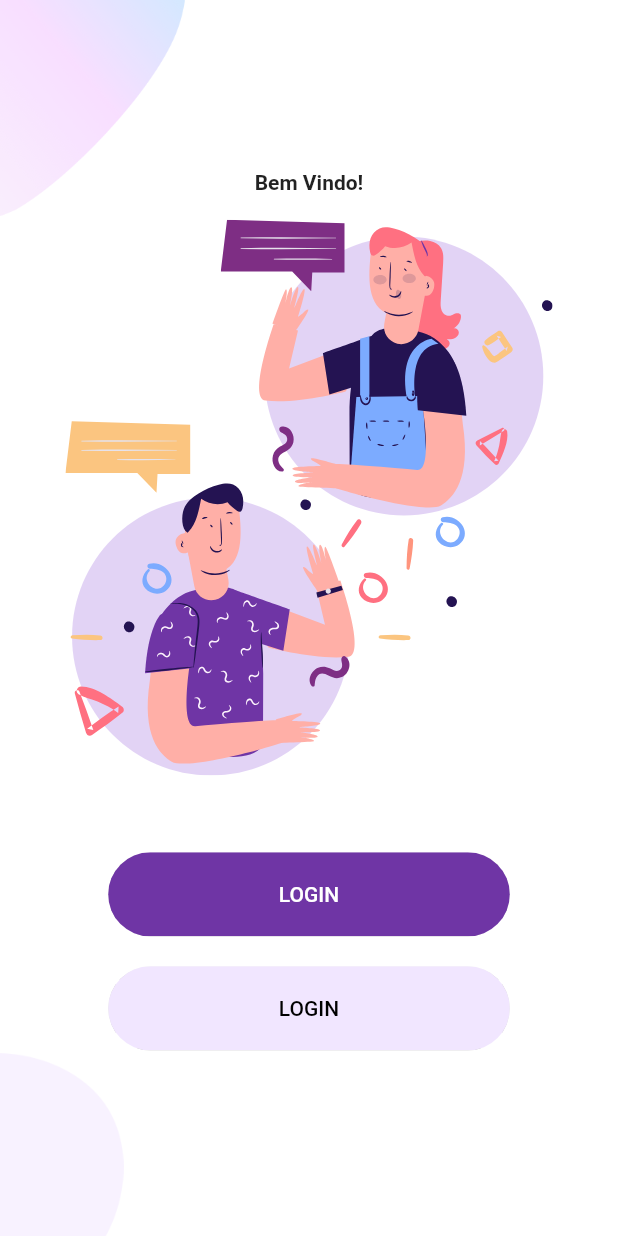
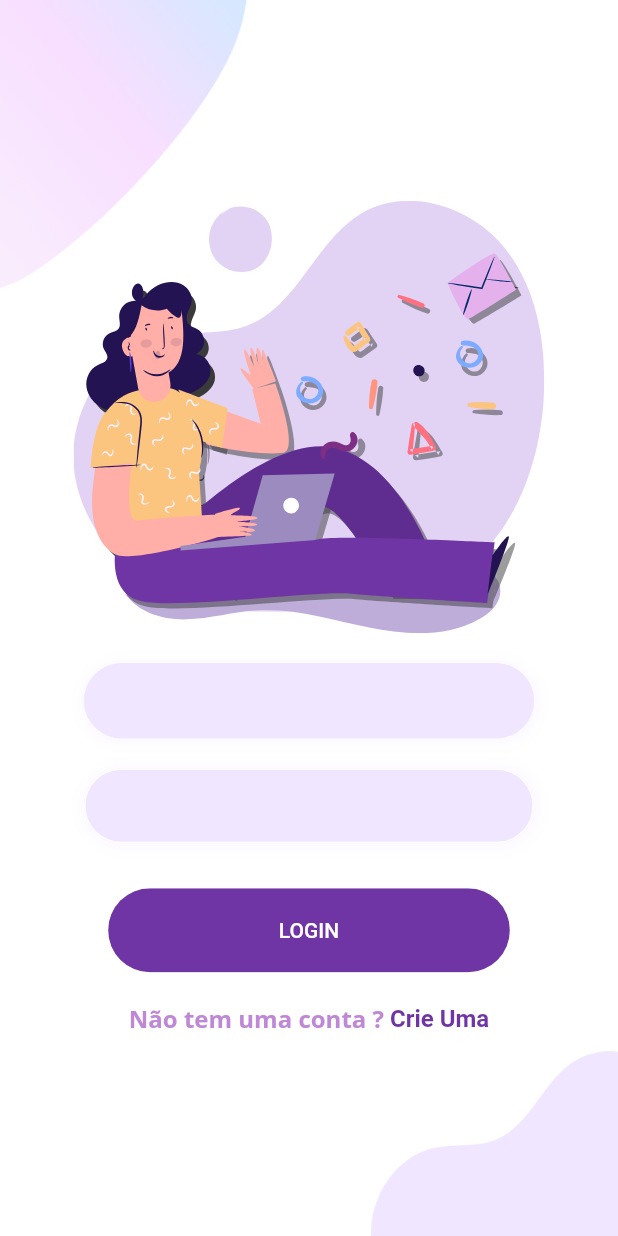
Before and after one commit to JoaoRenato2/QuizApp-Flutter, a Flutter app: the screen it shows after launch, after a tap on "LOGIN", on a phone screen of 412 x 824 dp. Run offline on Flutter 3.47's test engine with Material 2 defaults, Android fonts, the phone set to English and light mode, and no system bars; our stand-ins replace firebase_core, flutter_svg, google_fonts; accounts and stored records are empty.

Commit message:
finalização das screens login e signup

```diff
--- /dev/null
+++ b/app/lib/Screens/Login/components/backgorund.dart
@@ -0,0 +1,40 @@
+import 'package:flutter/material.dart';
+
+class Background extends StatelessWidget {
+  final Widget child;
+  const Background({
+    Key? key,
+    required this.child,
+  }) : super(key: key);
+
+  @override
+  Widget build(BuildContext context) {
+    Size size = MediaQuery.of(context).size;
+    return Container(
+      width: double.infinity,
+      height: size.height,
+      child: Stack(
+        alignment: Alignment.center,
+        children: <Widget>[
+          Positioned(
+            top: 0,
+            left: 0,
+            child: Image.asset(
+              "assets/images/main_top.png",
+              width: size.width * 0.4,
+            ),
+          ),
+          Positioned(
+            bottom: 0,
+            right: 0,
+            child: Image.asset(
+              "assets/images/login_bottom.png",
+              width: size.width * 0.4,
+            ),
+          ),
+          child,
+        ],
+      ),
+    );
+  }
+}
--- /dev/null
+++ b/app/lib/Screens/Login/components/body.dart
@@ -0,0 +1,163 @@
+import 'package:app/Screens/Login/components/backgorund.dart';
+import 'package:app/Screens/Signup/signup_screen.dart';
+import 'package:app/components/rounded_button.dart';
+import 'package:app/constants.dart';
+import 'package:flutter/material.dart';
+import 'package:flutter_svg/svg.dart';
+import 'package:google_fonts/google_fonts.dart';
+
+class Body extends StatelessWidget {
+  const Body({
+    Key? key,
+  }) : super(key: key);
+
+  @override
+  Widget build(BuildContext context) {
+    double w = MediaQuery.of(context).size.width;
+    double h = MediaQuery.of(context).size.height;
+    Size size = MediaQuery.of(context).size;
+    return Background(
+      child: Center(
+        child: SingleChildScrollView(
+          reverse: true,
+          child: Column(
+            mainAxisAlignment: MainAxisAlignment.center,
+            children: <Widget>[
+              SvgPicture.asset(
+                "assets/icons/login.svg",
+                height: size.height * 0.35,
+              ),
+
+
+              SizedBox(
+                height: 20,
+              ),
+              SizedBox(
+                height: 50,
+                width: 300,
+                child: Container(
+                  // margin: EdgeInsets.symmetric(vertical: 30),
+                  decoration: BoxDecoration(
+                      color: kPrimaryLightColor,
+                      borderRadius: BorderRadius.circular(30),
+                      boxShadow: [
+                        BoxShadow(
+                            blurRadius: 5,
+                            spreadRadius: 5,
+                            offset: Offset(1, 1),
+                            color: kPrimaryLightColor.withOpacity(0.2))
+                      ]),
+                  child: TextField(
+                    decoration: InputDecoration(
+                        focusedBorder: OutlineInputBorder(
+                            borderRadius: BorderRadius.circular(30),
+                            borderSide: BorderSide(
+                                color: kPrimaryLightColor, width: 1.0)),
+                        enabledBorder: OutlineInputBorder(
+                            borderRadius: BorderRadius.circular(30),
+                            borderSide: BorderSide(
+                                color: kPrimaryLightColor, width: 1.0)),
+                        border: OutlineInputBorder(
+                            borderRadius: BorderRadius.circular(30))),
+                  ),
+                ),
+              ),
+              const SizedBox(
+                height: 20,
+              ),
+              SizedBox(
+                height: 50,
+                width: 300,
+                child: Container(
+                  decoration: BoxDecoration(
+                      color: kPrimaryLightColor,
+                      borderRadius: BorderRadius.circular(30),
+                      boxShadow: [
+                        BoxShadow(
+                            blurRadius: 5,
+                            spreadRadius: 5,
+                            offset: Offset(1, 1),
+                            color: kPrimaryLightColor.withOpacity(0.2))
+                      ]),
+                  child: TextField(
+                    decoration: InputDecoration(
+                        focusedBorder: OutlineInputBorder(
+                            borderRadius: BorderRadius.circular(30),
+                            borderSide: const BorderSide(
+                                color: Colors.white, width: 1.0)),
+                        enabledBorder: OutlineInputBorder(
+                            borderRadius: BorderRadius.circular(30),
+                            borderSide: const BorderSide(
+                                color: Colors.white, width: 1.0)),
+                        border: OutlineInputBorder(
+                            borderRadius: BorderRadius.circular(30))),
+                  ),
+                ),
+              ),
+              const SizedBox(
+                height: 10,
+              ),
+              RoundedButton(
+                text: "LOGIN",
+                press: () {},
+              ),
+              AlreadyHaveAnAccountCheck(
+                press: () {
+                  Navigator.push(
+                    context,
+                    MaterialPageRoute(
+                      builder: (context) {
+                        return SingUpScreen();
+                      },
+                    ),
+                  );
+                },
+              ),
+            ],
+          ),
+        ),
+      ),
+    );
+  }
+}
+
+class AlreadyHaveAnAccountCheck extends StatelessWidget {
+  final bool login;
+  final VoidCallback? press;
+
+  const AlreadyHaveAnAccountCheck({
+    Key? key,
+    this.login = true,
+    this.press,
+  }) : super(key: key);
+
+  @override
+  Widget build(BuildContext context) {
+    return Row(
+      mainAxisAlignment: MainAxisAlignment.center,
+      children: <Widget>[
+        Text(
+          login ? "Não tem uma conta ?" : "Já possui uma conta ?",
+          style: GoogleFonts.openSans(
+            textStyle: const TextStyle(
+              fontSize: 16,
+              fontWeight: FontWeight.w700,
+              color: Color.fromARGB(255, 190, 136, 214),
+            ),
+          ),
+        ),
+        GestureDetector(
+          onTap: press,
+          child: Text(
+            login ? " Crie Uma" : " Clique aqui",
+            style: const TextStyle(
+              color: kPrimaryColor,
+              fontWeight: FontWeight.bold,
+              fontSize: 16,
+            ),
+          ),
+        ),
+      ],
+    );
+  }
+}
--- /dev/null
+++ b/app/lib/Screens/Login/login_screen.dart
@@ -0,0 +1,12 @@
+import 'package:app/Screens/Login/components/body.dart';
+import 'package:flutter/material.dart';
+
+class LoginScreen extends StatelessWidget {
+  @override
+  Widget build(BuildContext context) {
+
+    return Scaffold(
+      body: Body(),
+    );
+  }
+}
--- /dev/null
+++ b/app/lib/Screens/Signup/background.dart
@@ -0,0 +1,45 @@
+import 'package:flutter/material.dart';
+
+class Background extends StatelessWidget {
+  final Widget child;
+  const Background({
+    Key? key,
+
+    required this.child,
+  }) : super(key: key);
+
+
+
+
+  @override
+  Widget build(BuildContext context) {
+    Size size = MediaQuery.of(context).size;
+
+    return Container(
+      height: size.height,
+      width: double.infinity,
+      child: Stack(
+        alignment: Alignment.center,
+        children: <Widget>[
+          Positioned(
+            top: 0,
+            left: 0,
+            child: Image.asset(
+              "assets/images/signup_top.png",
+              width: size.width * 0.35,
+            ),
+          ),
+          Positioned(
+            bottom: 0,
+            left: 0,
+            child: Image.asset(
+              "assets/images/main_bottom.png",
+              width: size.width * 0.25,
+            ),
+          ),
+          child,
+        ],
+      ),
+    );
+  }
+}
--- a/app/lib/Screens/Welcome/components/body.dart
+++ b/app/lib/Screens/Welcome/components/body.dart
@@ -1,3 +1,4 @@
+import 'package:app/Screens/Login/login_screen.dart';
 import 'package:app/Screens/Welcome/components/background.dart';
 import 'package:app/components/rounded_button.dart';
 import 'package:app/constants.dart';
@@ -30,10 +31,19 @@ class Body extends StatelessWidget {
             ),
             RoundedButton(
               text: "LOGIN",
-              press: () {},
+              press: () {
+                Navigator.push(
+                  context,
+                  MaterialPageRoute(
+                    builder: (context) {
+                      return LoginScreen();
+                    },
+                  ),
+                );
+              },
             ),
             RoundedButton(
-              text: "LOGIN",
+              text: "SIGNUP",
               textColor: Colors.black,
               color: kPrimaryLightColor,
               press: () {},
--- a/app/lib/components/rounded_button.dart
+++ b/app/lib/components/rounded_button.dart
@@ -17,7 +17,7 @@ class RoundedButton extends StatelessWidget {
   Widget build(BuildContext context) {
     Size size = MediaQuery.of(context).size;
     return Container(
-      margin: EdgeInsets.symmetric(vertical: 10),
+      margin: EdgeInsets.symmetric(vertical: 20),
       width: size.width * 0.65,
       child: ClipRRect(
         borderRadius: BorderRadius.circular(29),
--- a/app/pubspec.yaml
+++ b/app/pubspec.yaml
@@ -36,6 +36,7 @@ dependencies:
   cupertino_icons: ^1.0.2
   flutter_svg: ^1.1.5
   firebase_core: ^2.1.0
+  google_fonts: ^3.0.1
 
 dev_dependencies:
   flutter_test:
@@ -64,6 +65,7 @@ flutter:
     - assets/images/
     - assets/icons/
 
+
   # An image asset can refer to one or more resolution-specific "variants", see
   # https://flutter.dev/assets-and-images/#resolution-aware
 
```
Also changed, not shown: app/lib/Screens/Signup/body.dart (added, +102 -0 lines), app/lib/Screens/Signup/signup_screen.dart (added, +12 -0 lines), app/pubspec.lock, 1 other file.
